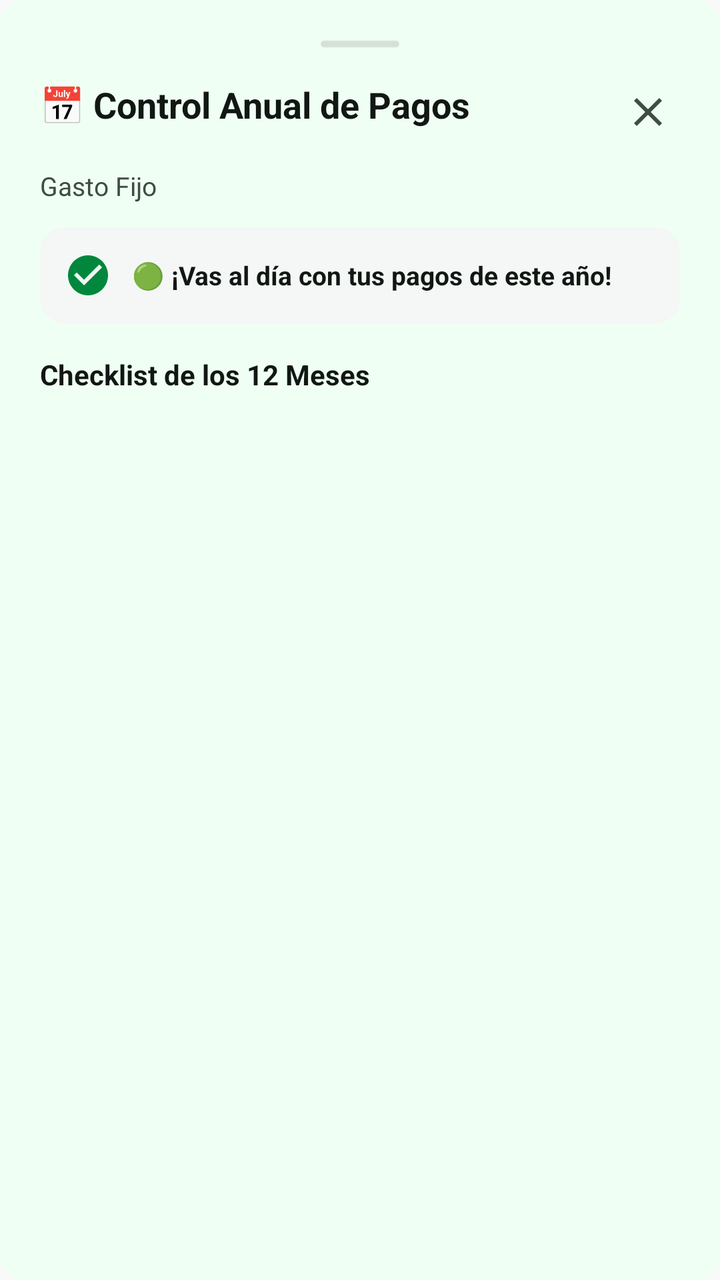
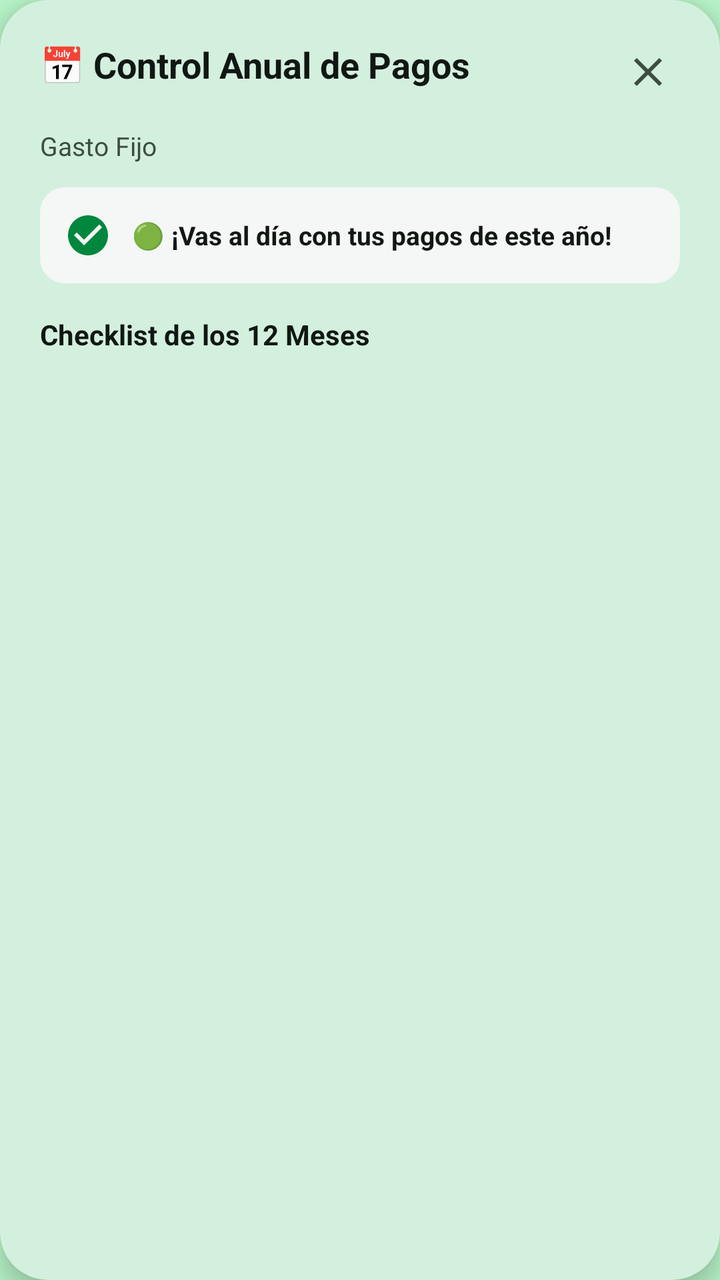

Two renders of the same Android screen: before a commit and after it. Below are the layout's source before the change and the commit's diff.
<!-- AndroidManifest.xml: application theme Theme.MyLittleFinanControl -->
<!-- res/layout/dialog_control_anual_gasto.xml -->
<?xml version="1.0" encoding="utf-8"?>
<LinearLayout xmlns:android="http://schemas.android.com/apk/res/android"
    xmlns:app="http://schemas.android.com/apk/res-auto"
    android:layout_width="match_parent"
    android:layout_height="wrap_content"
    android:background="@drawable/rounded_corners_background"
    android:backgroundTint="@color/surface_card"
    android:orientation="vertical"
    android:padding="20dp">

    
    <View
        android:layout_width="40dp"
        android:layout_height="4dp"
        android:layout_gravity="center_horizontal"
        android:layout_marginBottom="16dp"
        android:background="@drawable/badge_round_pill"
        android:backgroundTint="@color/outline_variant" />

    
    <RelativeLayout
        android:layout_width="match_parent"
        android:layout_height="wrap_content"
        android:layout_marginBottom="12dp">

        <TextView
            android:id="@+id/tv_titulo_control_anual"
            android:layout_width="wrap_content"
            android:layout_height="wrap_content"
            android:layout_alignParentStart="true"
            android:text="📅 Control Anual de Pagos"
            android:textColor="@color/text_primary"
            android:textSize="18sp"
            android:textStyle="bold" />

        <ImageButton
            android:id="@+id/btn_cerrar_control"
            android:layout_width="32dp"
            android:layout_height="32dp"
            android:layout_alignParentEnd="true"
            android:background="?attr/selectableItemBackgroundBorderless"
            android:contentDescription="Cerrar"
            android:src="@drawable/ic_close"
            app:tint="@color/text_secondary" />
    </RelativeLayout>

    <TextView
        android:id="@+id/tv_subtitulo_gasto"
        android:layout_width="wrap_content"
        android:layout_height="wrap_content"
        android:layout_marginBottom="12dp"
        android:text="Gasto Fijo"
        android:textColor="@color/text_secondary"
        android:textSize="13sp" />

    
    <LinearLayout
        android:id="@+id/ll_resumen_estado_anual"
        android:layout_width="match_parent"
        android:layout_height="wrap_content"
        android:layout_marginBottom="16dp"
        android:background="@drawable/rounded_corners_background"
        android:backgroundTint="@color/surface_container_low"
        android:gravity="center_vertical"
        android:orientation="horizontal"
        android:padding="12dp">

        <ImageView
            android:id="@+id/iv_icono_resumen_anual"
            android:layout_width="24dp"
            android:layout_height="24dp"
            android:contentDescription="Icono Estado"
            android:src="@drawable/ic_check_circle"
            app:tint="@color/primary_emerald" />

        <TextView
            android:id="@+id/tv_texto_resumen_anual"
            android:layout_width="0dp"
            android:layout_height="wrap_content"
            android:layout_marginStart="10dp"
            android:layout_weight="1"
            android:text="🟢 ¡Vas al día con tus pagos de este año!"
            android:textColor="@color/text_primary"
            android:textSize="13sp"
            android:textStyle="bold" />
    </LinearLayout>

    <TextView
        android:layout_width="wrap_content"
        android:layout_height="wrap_content"
        android:layout_marginBottom="8dp"
        android:text="Checklist de los 12 Meses"
        android:textColor="@color/text_primary"
        android:textSize="14sp"
        android:textStyle="bold" />

    
    <androidx.recyclerview.widget.RecyclerView
        android:id="@+id/rv_meses_control_anual"
        android:layout_width="match_parent"
        android:layout_height="320dp"
        android:clipToPadding="false" />

</LinearLayout>
<!-- resources referenced by this layout -->
<resources>
  <color name="outline_variant">#D6DFD8</color>
  <color name="primary_emerald">#00873D</color>
  <color name="surface_card">#F0FFF4</color>
  <color name="surface_container_low">#F4F7F5</color>
  <color name="text_primary">#111713</color>
  <color name="text_secondary">#3D4D41</color>
  <!-- drawable badge_round_pill (drawable) -->
  <?xml version="1.0" encoding="utf-8"?>
  <shape xmlns:android="http://schemas.android.com/apk/res/android"
      android:shape="rectangle">
      <solid android:color="@color/ghost_bg" />
      <stroke
          android:width="1dp"
          android:color="@color/ghost_border" />
      <corners android:radius="9999dp" />
  </shape>
  <!-- drawable ic_check_circle (drawable) -->
  <vector xmlns:android="http://schemas.android.com/apk/res/android"
      android:width="24dp"
      android:height="24dp"
      android:viewportWidth="24"
      android:viewportHeight="24">
      <path
          android:fillColor="@android:color/white"
          android:pathData="M12,2C6.48,2 2,6.48 2,12s4.48,10 10,10 10,-4.48 10,-10S17.52,2 12,2zm-2,15l-5,-5 1.41,-1.41L10,14.17l7.59,-7.59L19,8l-9,9z"/>
  </vector>
  <!-- drawable ic_close (drawable) -->
  <vector xmlns:android="http://schemas.android.com/apk/res/android"
      android:width="24dp"
      android:height="24dp"
      android:viewportWidth="24"
      android:viewportHeight="24">
      <path
          android:fillColor="@android:color/white"
          android:pathData="M19,6.41L17.59,5 12,10.59 6.41,5 5,6.41 10.59,12 5,17.59 6.41,19 12,13.41 17.59,19 19,17.59 13.41,12z"/>
  </vector>
  <!-- drawable rounded_corners_background (drawable) -->
  <?xml version="1.0" encoding="utf-8"?>
  <shape xmlns:android="http://schemas.android.com/apk/res/android"
      android:shape="rectangle">
      <solid android:color="@color/surface_container"/>
      <stroke
          android:width="1dp"
          android:color="@color/border_subtle"/>
      <corners android:radius="12dp" />
  </shape>
  <style name="Theme.MyLittleFinanControl" parent="Base.Theme.MyLittleFinanControl" />
  <color name="ghost_bg">#E6F7EC</color>
  <color name="ghost_border">#4D00873D</color>
  <color name="surface_container">#F4F7F5</color>
  <color name="border_subtle">#D6DFD8</color>
  <color name="secondary_container">#F4F7F5</color>
  <color name="on_secondary_container">#111713</color>
  <color name="income_green_bg">#E6F7EC</color>
  <color name="badge_paid_text">#00873D</color>
  <color name="surface_bg">#F8FAF9</color>
  <color name="surface_variant">#EDF2EE</color>
  <color name="expense_red">#BA1A1A</color>
  <color name="expense_red_bg">#FFDAD6</color>
  <color name="on_expense_red">#93000A</color>
  <color name="surface_container_high">#EDF2EE</color>
  <color name="surface_container_highest">#EDF2EE</color>
  <style name="ShapeAppearance.DABA.Small" parent="ShapeAppearance.Material3.Corner.Full">
          <item name="cornerSize">50%</item>
      </style>
  <style name="ShapeAppearance.DABA.Medium" parent="ShapeAppearance.Material3.Corner.Medium">
          <item name="cornerSize">12dp</item>
      </style>
  <style name="ShapeAppearance.DABA.Large" parent="ShapeAppearance.Material3.Corner.Large">
          <item name="cornerSize">16dp</item>
      </style>
  <!-- unchanged entries left out for length: 1 -->
</resources>

<!-- the commit's change to res/layout/dialog_control_anual_gasto.xml (unified diff, before → after) -->
@@ -1,104 +1,104 @@
 <?xml version="1.0" encoding="utf-8"?>
-<LinearLayout xmlns:android="http://schemas.android.com/apk/res/android"
+<com.google.android.material.card.MaterialCardView xmlns:android="http://schemas.android.com/apk/res/android"
     xmlns:app="http://schemas.android.com/apk/res-auto"
     android:layout_width="match_parent"
     android:layout_height="wrap_content"
-    android:background="@drawable/rounded_corners_background"
-    android:backgroundTint="@color/surface_card"
-    android:orientation="vertical"
-    android:padding="20dp">
+    android:layout_marginHorizontal="16dp"
+    android:layout_marginVertical="24dp"
+    app:cardBackgroundColor="@color/surface_card"
+    app:cardCornerRadius="24dp"
+    app:cardElevation="8dp"
+    app:strokeWidth="0dp">
 
-    
-    <View
-        android:layout_width="40dp"
-        android:layout_height="4dp"
-        android:layout_gravity="center_horizontal"
-        android:layout_marginBottom="16dp"
-        android:background="@drawable/badge_round_pill"
-        android:backgroundTint="@color/outline_variant" />
-
-    
-    <RelativeLayout
+    <LinearLayout
         android:layout_width="match_parent"
         android:layout_height="wrap_content"
-        android:layout_marginBottom="12dp">
+        android:orientation="vertical"
+        android:padding="20dp">
+
+        
+        <RelativeLayout
+            android:layout_width="match_parent"
+            android:layout_height="wrap_content"
+            android:layout_marginBottom="12dp">
+
+            <TextView
+                android:id="@+id/tv_titulo_control_anual"
+                android:layout_width="wrap_content"
+                android:layout_height="wrap_content"
+                android:layout_alignParentStart="true"
+                android:text="📅 Control Anual de Pagos"
+                android:textColor="@color/text_primary"
+                android:textSize="18sp"
+                android:textStyle="bold" />
+
+            <ImageButton
+                android:id="@+id/btn_cerrar_control"
+                android:layout_width="32dp"
+                android:layout_height="32dp"
+                android:layout_alignParentEnd="true"
+                android:background="?attr/selectableItemBackgroundBorderless"
+                android:contentDescription="Cerrar"
+                android:src="@drawable/ic_close"
+                app:tint="@color/text_secondary" />
+        </RelativeLayout>
 
         <TextView
-            android:id="@+id/tv_titulo_control_anual"
+            android:id="@+id/tv_subtitulo_gasto"
             android:layout_width="wrap_content"
             android:layout_height="wrap_content"
-            android:layout_alignParentStart="true"
-            android:text="📅 Control Anual de Pagos"
+            android:layout_marginBottom="12dp"
+            android:text="Gasto Fijo"
+            android:textColor="@color/text_secondary"
+            android:textSize="13sp" />
+
+        
+        <LinearLayout
+            android:id="@+id/ll_resumen_estado_anual"
+            android:layout_width="match_parent"
+            android:layout_height="wrap_content"
+            android:layout_marginBottom="16dp"
+            android:background="@drawable/rounded_corners_background"
+            android:backgroundTint="@color/surface_container_low"
+            android:gravity="center_vertical"
+            android:orientation="horizontal"
+            android:padding="12dp">
+
+            <ImageView
+                android:id="@+id/iv_icono_resumen_anual"
+                android:layout_width="24dp"
+                android:layout_height="24dp"
+                android:contentDescription="Icono Estado"
+                android:src="@drawable/ic_check_circle"
+                app:tint="@color/primary_emerald" />
+
+            <TextView
+                android:id="@+id/tv_texto_resumen_anual"
+                android:layout_width="0dp"
+                android:layout_height="wrap_content"
+                android:layout_marginStart="10dp"
+                android:layout_weight="1"
+                android:text="🟢 ¡Vas al día con tus pagos de este año!"
+                android:textColor="@color/text_primary"
+                android:textSize="13sp"
+                android:textStyle="bold" />
+        </LinearLayout>
+
+        <TextView
+            android:layout_width="wrap_content"
+            android:layout_height="wrap_content"
+            android:layout_marginBottom="8dp"
+            android:text="Checklist de los 12 Meses"
             android:textColor="@color/text_primary"
-            android:textSize="18sp"
+            android:textSize="14sp"
             android:textStyle="bold" />
 
-        <ImageButton
-            android:id="@+id/btn_cerrar_control"
-            android:layout_width="32dp"
-            android:layout_height="32dp"
-            android:layout_alignParentEnd="true"
-            android:background="?attr/selectableItemBackgroundBorderless"
-            android:contentDescription="Cerrar"
-            android:src="@drawable/ic_close"
-            app:tint="@color/text_secondary" />
-    </RelativeLayout>
+        
+        <androidx.recyclerview.widget.RecyclerView
+            android:id="@+id/rv_meses_control_anual"
+            android:layout_width="match_parent"
+            android:layout_height="320dp"
+            android:clipToPadding="false" />
 
-    <TextView
-        android:id="@+id/tv_subtitulo_gasto"
-        android:layout_width="wrap_content"
-        android:layout_height="wrap_content"
-        android:layout_marginBottom="12dp"
-        android:text="Gasto Fijo"
-        android:textColor="@color/text_secondary"
-        android:textSize="13sp" />
-
-    
-    <LinearLayout
-        android:id="@+id/ll_resumen_estado_anual"
-        android:layout_width="match_parent"
-        android:layout_height="wrap_content"
-        android:layout_marginBottom="16dp"
-        android:background="@drawable/rounded_corners_background"
-        android:backgroundTint="@color/surface_container_low"
-        android:gravity="center_vertical"
-        android:orientation="horizontal"
-        android:padding="12dp">
-
-        <ImageView
-            android:id="@+id/iv_icono_resumen_anual"
-            android:layout_width="24dp"
-            android:layout_height="24dp"
-            android:contentDescription="Icono Estado"
-            android:src="@drawable/ic_check_circle"
-            app:tint="@color/primary_emerald" />
-
-        <TextView
-            android:id="@+id/tv_texto_resumen_anual"
-            android:layout_width="0dp"
-            android:layout_height="wrap_content"
-            android:layout_marginStart="10dp"
-            android:layout_weight="1"
-            android:text="🟢 ¡Vas al día con tus pagos de este año!"
-            android:textColor="@color/text_primary"
-            android:textSize="13sp"
-            android:textStyle="bold" />
     </LinearLayout>
-
-    <TextView
-        android:layout_width="wrap_content"
-        android:layout_height="wrap_content"
-        android:layout_marginBottom="8dp"
-        android:text="Checklist de los 12 Meses"
-        android:textColor="@color/text_primary"
-        android:textSize="14sp"
-        android:textStyle="bold" />
-
-    
-    <androidx.recyclerview.widget.RecyclerView
-        android:id="@+id/rv_meses_control_anual"
-        android:layout_width="match_parent"
-        android:layout_height="320dp"
-        android:clipToPadding="false" />
-
-</LinearLayout>
+</com.google.android.material.card.MaterialCardView>
<!-- resource entries referenced after the edit -->
@@ -1,21 +1,10 @@
 <!-- resources referenced by this layout -->
 <resources>
-  <color name="outline_variant">#D6DFD8</color>
   <color name="primary_emerald">#00873D</color>
   <color name="surface_card">#F0FFF4</color>
   <color name="surface_container_low">#F4F7F5</color>
   <color name="text_primary">#111713</color>
   <color name="text_secondary">#3D4D41</color>
-  <!-- drawable badge_round_pill (drawable) -->
-  <?xml version="1.0" encoding="utf-8"?>
-  <shape xmlns:android="http://schemas.android.com/apk/res/android"
-      android:shape="rectangle">
-      <solid android:color="@color/ghost_bg" />
-      <stroke
-          android:width="1dp"
-          android:color="@color/ghost_border" />
-      <corners android:radius="9999dp" />
-  </shape>
   <!-- drawable ic_check_circle (drawable) -->
   <vector xmlns:android="http://schemas.android.com/apk/res/android"
       android:width="24dp"
@@ -47,15 +36,13 @@
       <corners android:radius="12dp" />
   </shape>
   <style name="Theme.MyLittleFinanControl" parent="Base.Theme.MyLittleFinanControl" />
-  <color name="ghost_bg">#E6F7EC</color>
-  <color name="ghost_border">#4D00873D</color>
   <color name="surface_container">#F4F7F5</color>
   <color name="border_subtle">#D6DFD8</color>
   <color name="secondary_container">#F4F7F5</color>
   <color name="on_secondary_container">#111713</color>
   <color name="income_green_bg">#E6F7EC</color>
   <color name="badge_paid_text">#00873D</color>
-  <color name="surface_bg">#F8FAF9</color>
+  <color name="surface_bg">#B9F6CA</color>
   <color name="surface_variant">#EDF2EE</color>
   <color name="expense_red">#BA1A1A</color>
   <color name="expense_red_bg">#FFDAD6</color>
